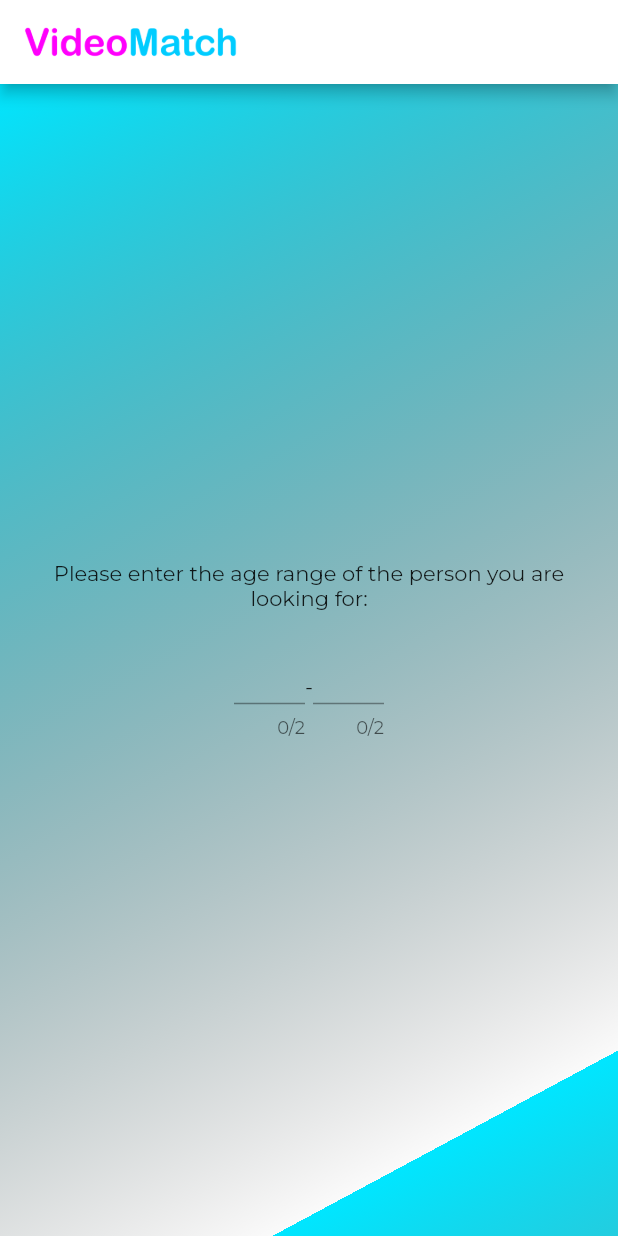
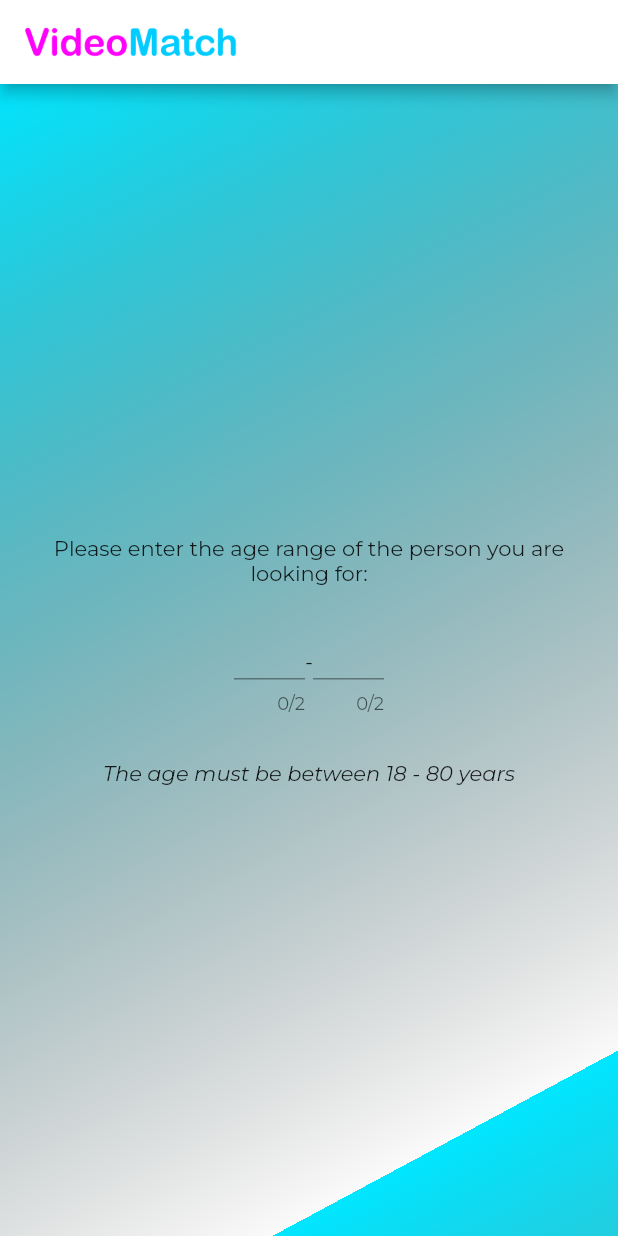
Before and after one commit to kev2513/video_match, a Flutter app: the screen it shows after launch, swiped to page 5, on a phone screen of 412 x 824 dp. Run offline on Flutter 3.47's test engine with Material 2 defaults, Android fonts, the phone set to English and light mode, and no system bars; our stand-ins replace camera, firebase_auth, firebase_storage, google_fonts, google_sign_in, video_player; missing offline and left inert: firebase_ml_vision; accounts and stored records are empty.

```diff
--- a/lib/screen/createProfile.dart
+++ b/lib/screen/createProfile.dart
@@ -231,8 +231,9 @@ class _CreateProfileState extends State<CreateProfile> {
                     color: Colors.transparent,
                   ),
                   Text(
-                    "We respect the data privacy of oure users thats why we wont use GPS.",
+                    "We respect the data privacy of our users that's why we wont use GPS.",
                     style: TextStyle(fontStyle: FontStyle.italic),
+                    textAlign: TextAlign.center,
                   )
                 ],
               ),
@@ -282,6 +283,13 @@ class _CreateProfileState extends State<CreateProfile> {
                         ),
                       ],
                     ),
+                  ),
+                  Divider(
+                    color: Colors.transparent,
+                  ),
+                  Text(
+                    "The age must be between 18 - 80 years",
+                    style: TextStyle(fontStyle: FontStyle.italic),
                   )
                 ],
               ),
@@ -289,6 +297,11 @@ class _CreateProfileState extends State<CreateProfile> {
                 onVideoCreated: () {
                   setState(() {
                     videoCreated = true;
+                  });
+                },
+                onVideoDeleted: (){
+                  setState(() {
+                    videoCreated = false;
                   });
                 },
               ),
@@ -385,9 +398,6 @@ class _CreateProfileState extends State<CreateProfile> {
                           curve: Curves.decelerate);
                       FocusScope.of(context).requestFocus(FocusNode());
                       nextPageLock = false;
-                      setState(() {
-                        currentPage = _pageController.page.toInt();
-                      });
                     }
                   },
                 )
--- a/pubspec.yaml
+++ b/pubspec.yaml
@@ -16,6 +16,7 @@ dependencies:
   google_sign_in: 4.1.1
   firebase_auth: 0.15.4
   google_fonts: 0.3.9
+  firebase_ml_vision: 0.9.3
 
   flutter:
     sdk: flutter
```
Also changed, not shown: lib/screen/createVideo.dart (+55 -2 lines), pubspec.lock, 1 other file.
